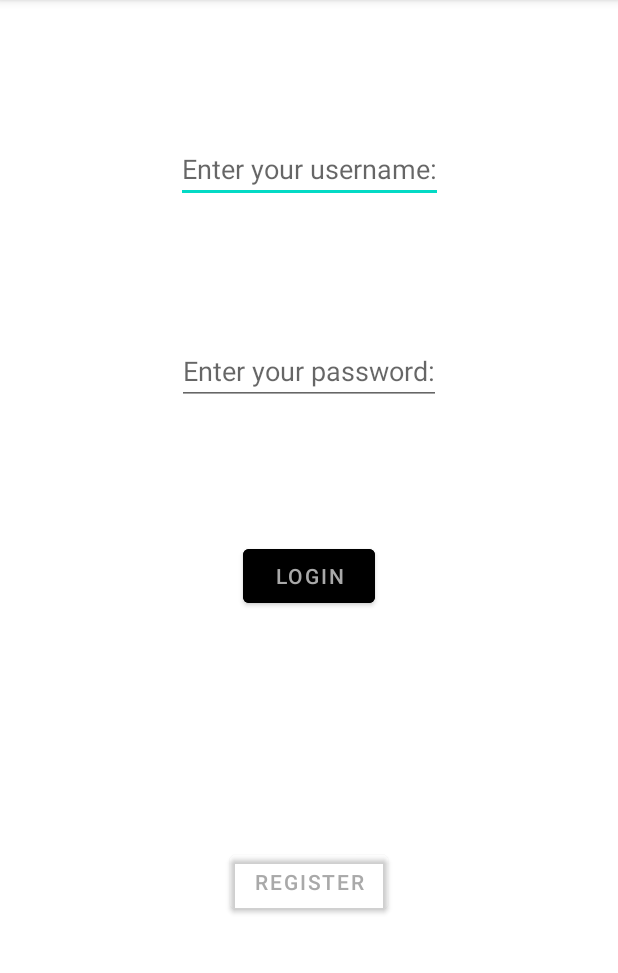
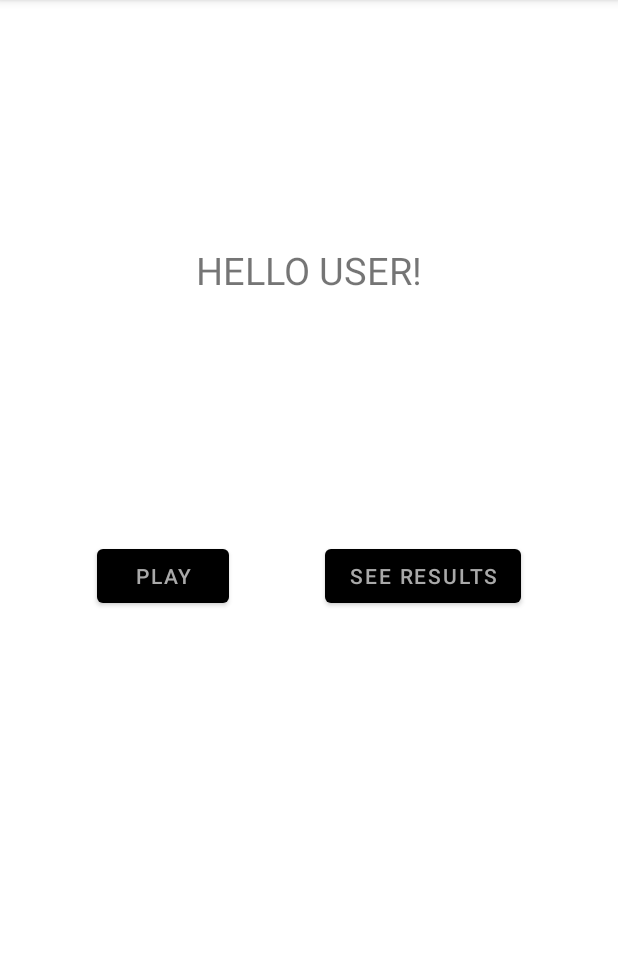
Before and after one commit to amilosevic11/GuessTheCountry, an Android app: the screen it shows after launch (LoginActivity before the commit, PlayOrSeeResults after it), after a tap on "LOGIN", on a phone screen of 412 x 824 dp, the part 84-1057 px from its top. Run offline under Robolectric (Android 15) with nearby library versions, the light colour scheme and no system bars.

Commit message:
PlayOrSeeResultsActivity added

```diff
--- a/app/src/main/AndroidManifest.xml
+++ b/app/src/main/AndroidManifest.xml
@@ -10,6 +10,7 @@
         android:roundIcon="@mipmap/ic_launcher_round"
         android:supportsRtl="true"
         android:theme="@style/Theme.GuessTheCountry">
+        <activity android:name=".PlayOrSeeResults"></activity>
         <activity android:name=".LoginActivity">
             <intent-filter>
                 <action android:name="android.intent.action.MAIN" />
--- a/app/src/main/java/com/example/amilosevic/guessthecountry/LoginActivity.kt
+++ b/app/src/main/java/com/example/amilosevic/guessthecountry/LoginActivity.kt
@@ -1,5 +1,6 @@
 package com.example.amilosevic.guessthecountry
 
+import android.content.Intent
 import androidx.appcompat.app.AppCompatActivity
 import android.os.Bundle
 import com.example.amilosevic.guessthecountry.databinding.ActivityLoginBinding
@@ -11,8 +12,13 @@ class LoginActivity : AppCompatActivity() {
     override fun onCreate(savedInstanceState: Bundle?) {
         super.onCreate(savedInstanceState)
         binding = ActivityLoginBinding.inflate(layoutInflater).also {
+            val etUsername = it.etUsername
+            val etPassword = it.etPassword
             it.btnLogin.setOnClickListener {
-
+                val intent = Intent(this, PlayOrSeeResults::class.java)
+                intent.putExtra("username", etUsername.text.toString())
+                intent.putExtra("password", etPassword.text.toString())
+                startActivity(intent)
             }
             it.btnRegister.setOnClickListener {
                 RegisterDialog().show(supportFragmentManager, "Register Dialog")
--- a/app/src/main/java/com/example/amilosevic/guessthecountry/PlayShowResultActivity.kt
+++ b/app/src/main/java/com/example/amilosevic/guessthecountry/PlayOrSeeResults.kt
@@ -1,11 +1,14 @@
 package com.example.amilosevic.guessthecountry
 
+import androidx.appcompat.app.AppCompatActivity
 import android.os.Bundle
-import androidx.appcompat.app.AppCompatActivity
 
-class PlayShowResultActivity : AppCompatActivity() {
-
+class PlayOrSeeResults : AppCompatActivity() {
     override fun onCreate(savedInstanceState: Bundle?) {
         super.onCreate(savedInstanceState)
+
+
+
+        setContentView(R.layout.activity_play_or_see_results)
     }
 }
--- a/app/src/main/java/com/example/amilosevic/guessthecountry/RegisterDialog.kt
+++ b/app/src/main/java/com/example/amilosevic/guessthecountry/RegisterDialog.kt
@@ -19,7 +19,7 @@ class RegisterDialog : DialogFragment() {
         inflater: LayoutInflater,
         container: ViewGroup?,
         savedInstanceState: Bundle?
-    ): View? {
+    ): View {
 
         binding = RegisterDialogBinding.inflate(layoutInflater).also {
             val tv = it.tvRegistration
@@ -27,24 +27,8 @@ class RegisterDialog : DialogFragment() {
                 tv.text = "asdasdas"
             }
         }
-        return binding.root//inflater.inflate(R.layout.register_dialog, container, false)
+        return binding.root
     }
-
-    override fun onViewCreated(view: View, savedInstanceState: Bundle?) {
-        super.onViewCreated(view, savedInstanceState)
-        //binding = RegisterDialogBinding.inflate(layoutInflater)
-    }
-
-    //    override fun onCreateDialog(savedInstanceState: Bundle?): Dialog {
-//        binding = RegisterDialogBinding.inflate(layoutInflater).also {
-//            val tv = it.tvRegistration
-//            it.btnRegisterUser.setOnClickListener {
-//                tv.setText("HELLO")
-//            }
-//        }
-//
-//        return AlertDialog.Builder(requireContext()).create()
-//    }
 
     override fun onStart() {
         super.onStart()
--- /dev/null
+++ b/app/src/main/java/com/example/amilosevic/guessthecountry/viewmodel/GuessTheCountryViewModel.kt
@@ -0,0 +1,8 @@
+package com.example.amilosevic.guessthecountry.viewmodel
+
+import androidx.lifecycle.ViewModel
+
+class GuessTheCountryViewModel: ViewModel() {
+
+
+}
--- /dev/null
+++ b/app/src/main/res/layout/activity_play_or_see_results.xml
@@ -0,0 +1,40 @@
+<?xml version="1.0" encoding="utf-8"?>
+<androidx.constraintlayout.widget.ConstraintLayout xmlns:android="http://schemas.android.com/apk/res/android"
+    xmlns:app="http://schemas.android.com/apk/res-auto"
+    xmlns:tools="http://schemas.android.com/tools"
+    android:layout_width="match_parent"
+    android:layout_height="match_parent"
+    tools:context=".PlayOrSeeResults">
+
+    <TextView
+        android:id="@+id/tv_username"
+        android:layout_width="wrap_content"
+        android:layout_height="wrap_content"
+        android:text="HELLO USER!"
+        android:textSize="@dimen/textSize"
+        app:layout_constraintStart_toStartOf="parent"
+        app:layout_constraintEnd_toEndOf="parent"
+        app:layout_constraintTop_toTopOf="parent"
+        app:layout_constraintBottom_toTopOf="@id/btn_play"/>
+
+    <Button
+        android:id="@+id/btn_play"
+        android:layout_width="wrap_content"
+        android:layout_height="wrap_content"
+        android:text="PLAY"
+        app:layout_constraintStart_toStartOf="parent"
+        app:layout_constraintEnd_toStartOf="@id/btn_see_results"
+        app:layout_constraintTop_toTopOf="parent"
+        app:layout_constraintBottom_toBottomOf="parent"/>
+
+    <Button
+        android:id="@+id/btn_see_results"
+        android:layout_width="wrap_content"
+        android:layout_height="wrap_content"
+        android:text="See results"
+        app:layout_constraintStart_toEndOf="@id/btn_play"
+        app:layout_constraintEnd_toEndOf="parent"
+        app:layout_constraintTop_toTopOf="parent"
+        app:layout_constraintBottom_toBottomOf="parent"/>
+
+</androidx.constraintlayout.widget.ConstraintLayout>
--- /dev/null
+++ b/app/src/main/res/values/dimens.xml
@@ -0,0 +1,4 @@
+<?xml version="1.0" encoding="utf-8"?>
+<resources>
+    <dimen name="textSize">25sp</dimen>
+</resources>
```
